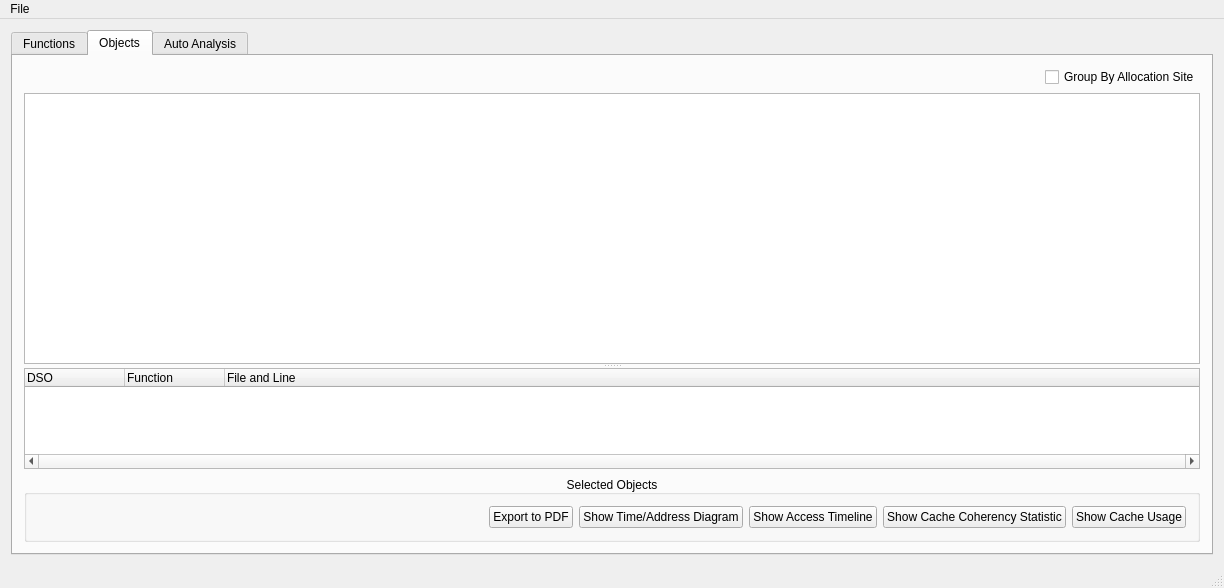
Old version of the form viewer/analysismain.ui in the repository helchr/perfMemPlus.
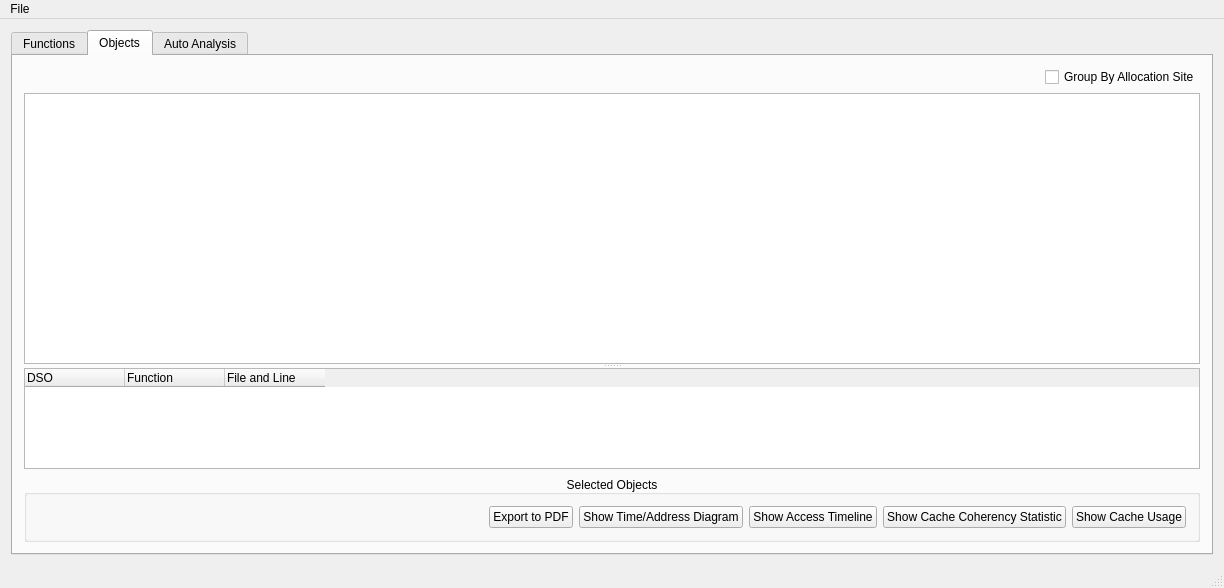
New version of the form. The open tabs and pages were chosen to show the change.

```diff
--- a/viewer/analysismain.ui
+++ b/viewer/analysismain.ui
@@ -206,10 +206,10 @@
             </size>
            </property>
            <property name="verticalScrollBarPolicy">
-            <enum>Qt::ScrollBarAlwaysOff</enum>
+            <enum>Qt::ScrollBarAsNeeded</enum>
            </property>
            <property name="horizontalScrollBarPolicy">
-            <enum>Qt::ScrollBarAlwaysOn</enum>
+            <enum>Qt::ScrollBarAsNeeded</enum>
            </property>
            <property name="sizeAdjustPolicy">
             <enum>QAbstractScrollArea::AdjustToContents</enum>
@@ -233,7 +233,7 @@
             <number>3</number>
            </property>
            <attribute name="headerStretchLastSection">
-            <bool>true</bool>
+            <bool>false</bool>
            </attribute>
            <column>
             <property name="text">
```
Left out of the diff: 3 changed lines with no effect on the pictures.
